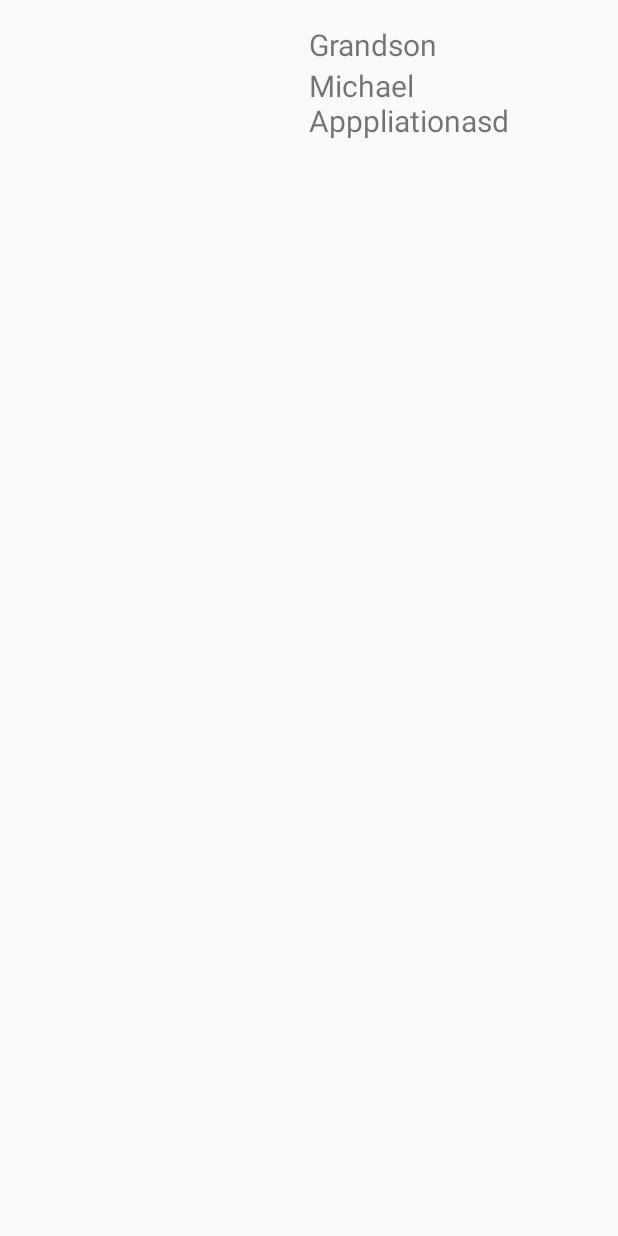
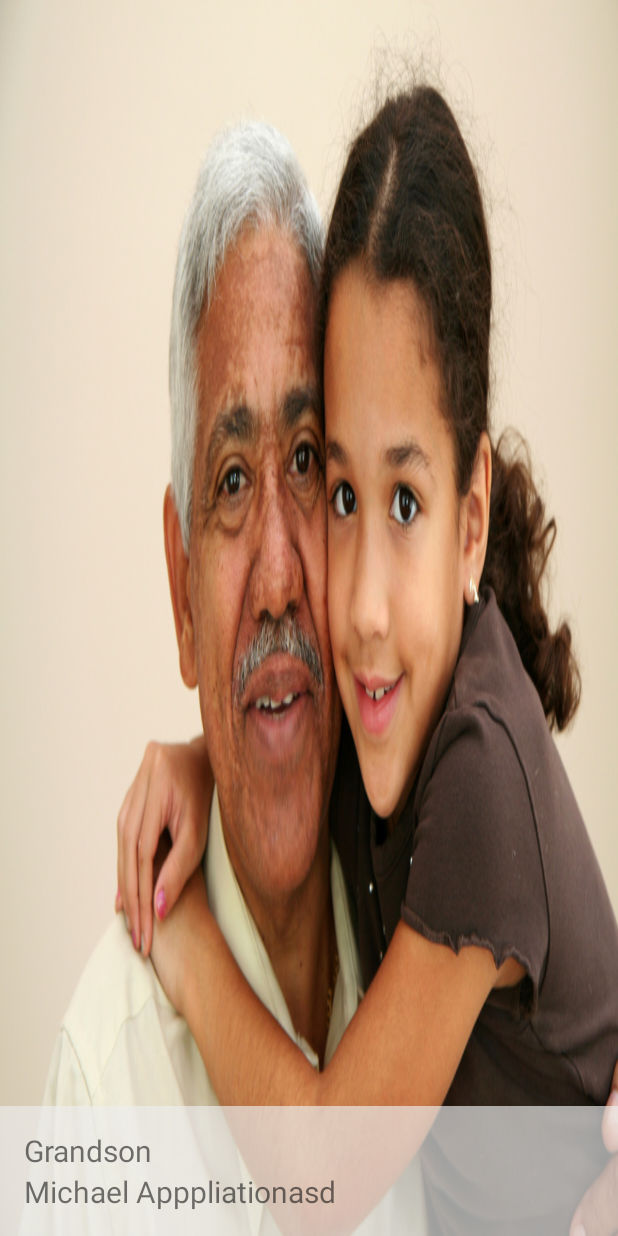
Before and after one commit to droidcon-italy-hackathon-2016/memory-leaks-android, an Android app: the layout visitor_details_screen.xml on its own in the app's theme, with its tools: preview values and no code run, on a phone screen of 412 x 824 dp. Run offline under Robolectric (Android 15) with nearby library versions, the phone set to English and light mode, and no system bars.

Commit message:
redesign visitor details screen

```diff
--- a/app/src/main/res/layout/visitor_details_screen.xml
+++ b/app/src/main/res/layout/visitor_details_screen.xml
@@ -1,21 +1,23 @@
 <?xml version="1.0" encoding="utf-8"?>
-<LinearLayout xmlns:android="http://schemas.android.com/apk/res/android"
-              xmlns:tools="http://schemas.android.com/tools"
-              android:layout_width="match_parent"
-              android:layout_height="match_parent"
-              android:orientation="horizontal">
+<FrameLayout xmlns:android="http://schemas.android.com/apk/res/android"
+             xmlns:tools="http://schemas.android.com/tools"
+             android:layout_width="match_parent"
+             android:layout_height="match_parent"
+             android:orientation="horizontal">
 
     <ImageView
         android:id="@+id/visitor_details_photo"
-        android:layout_width="0dp"
+        android:layout_width="match_parent"
         android:layout_height="match_parent"
-        android:layout_weight="1"/>
+        android:scaleType="fitXY"
+        tools:src="@drawable/grandpa_and_child"/>
 
     <LinearLayout
-        android:layout_margin="16dp"
-        android:layout_width="0dp"
-        android:layout_height="match_parent"
-        android:layout_weight="1"
+        android:layout_width="match_parent"
+        android:layout_height="wrap_content"
+        android:layout_gravity="bottom"
+        android:padding="16dp"
+        android:background="#AAeeeeee"
         android:orientation="vertical">
 
         <TextView
@@ -32,4 +34,4 @@
             android:textSize="20sp"
             tools:text="Michael Apppliationasd"/>
     </LinearLayout>
-</LinearLayout>
+</FrameLayout>
```
